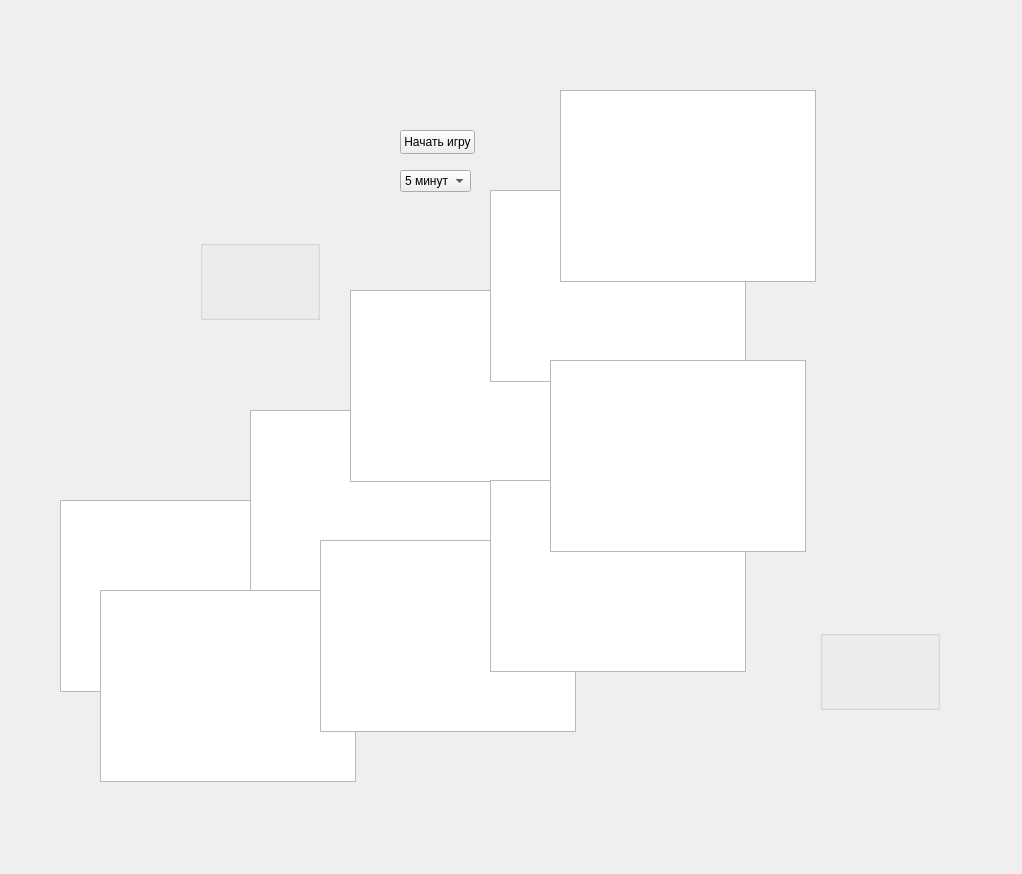
sambarling/Sambarling_corp, file games/hariki_and_tetris.ui: the form before one commit.
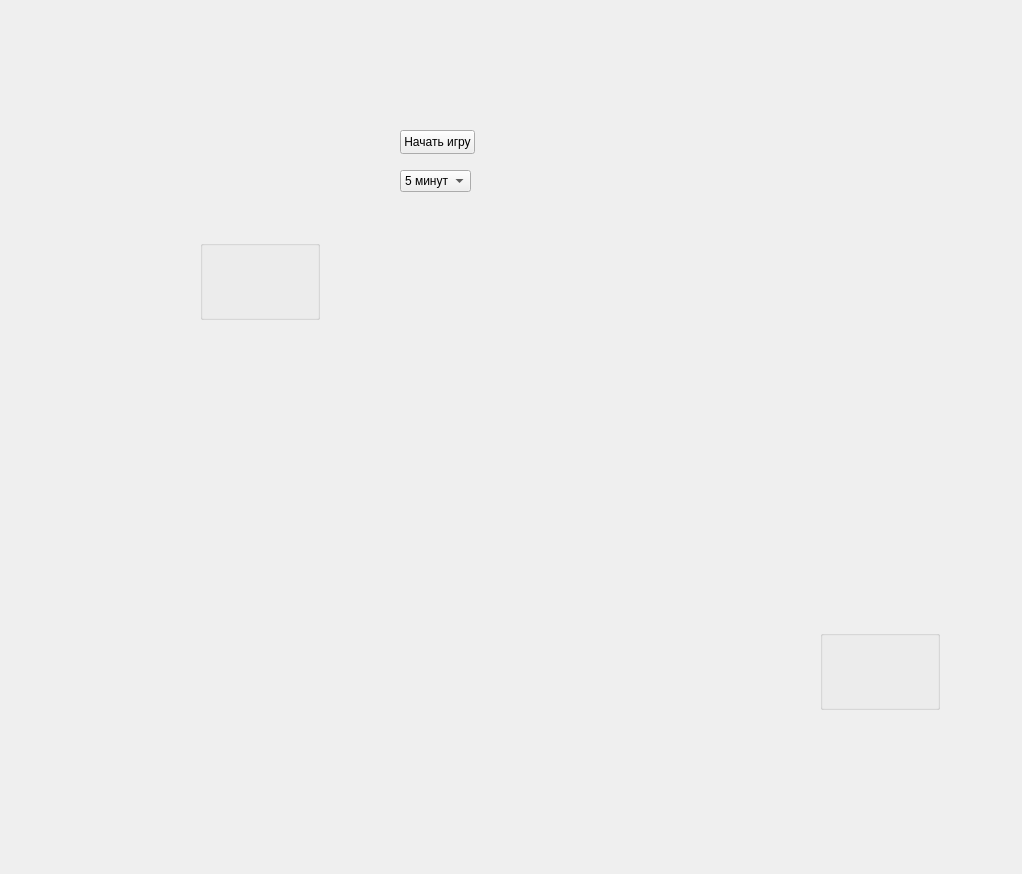
The form after the commit. Icons and pictures are not drawn.

What changed in the file:
```diff
--- a/games/hariki_and_tetris.ui
+++ b/games/hariki_and_tetris.ui
@@ -95,122 +95,148 @@
      </property>
     </item>
    </widget>
-   <widget class="QGraphicsView" name="graphicsView">
+   <widget class="QLabel" name="graphicsView">
     <property name="geometry">
      <rect>
-      <x>60</x>
-      <y>500</y>
-      <width>256</width>
-      <height>192</height>
+      <x>210</x>
+      <y>490</y>
+      <width>49</width>
+      <height>16</height>
      </rect>
     </property>
     <property name="styleSheet">
-     <string notr="true">border-image: url(:/newPrefix/bg.png);
-</string>
-    </property>
-   </widget>
-   <widget class="QGraphicsView" name="graphicsView_2">
-    <property name="geometry">
-     <rect>
-      <x>250</x>
-      <y>410</y>
-      <width>256</width>
-      <height>192</height>
-     </rect>
-    </property>
-    <property name="styleSheet">
      <string notr="true">border-image: url(:/newPrefix/bg.png);</string>
     </property>
-   </widget>
-   <widget class="QGraphicsView" name="graphicsView_3">
-    <property name="geometry">
-     <rect>
-      <x>350</x>
-      <y>290</y>
-      <width>256</width>
-      <height>192</height>
-     </rect>
+    <property name="text">
+     <string/>
     </property>
-    <property name="styleSheet">
-     <string notr="true">border-image: url(:/newPrefix/bg.png);</string>
-    </property>
    </widget>
-   <widget class="QGraphicsView" name="graphicsView_4">
+   <widget class="QLabel" name="graphicsView_2">
     <property name="geometry">
      <rect>
-      <x>490</x>
-      <y>190</y>
-      <width>256</width>
-      <height>192</height>
+      <x>410</x>
+      <y>470</y>
+      <width>49</width>
+      <height>16</height>
      </rect>
     </property>
     <property name="styleSheet">
      <string notr="true">border-image: url(:/newPrefix/bg.png);</string>
     </property>
-   </widget>
-   <widget class="QGraphicsView" name="graphicsView_5">
-    <property name="geometry">
-     <rect>
-      <x>560</x>
-      <y>90</y>
-      <width>256</width>
-      <height>192</height>
-     </rect>
+    <property name="text">
+     <string/>
     </property>
-    <property name="styleSheet">
-     <string notr="true">border-image: url(:/newPrefix/bg.png);</string>
-    </property>
    </widget>
-   <widget class="QGraphicsView" name="graphicsView_6">
+   <widget class="QLabel" name="graphicsView_3">
     <property name="geometry">
      <rect>
-      <x>100</x>
-      <y>590</y>
-      <width>256</width>
-      <height>192</height>
-     </rect>
-    </property>
-    <property name="styleSheet">
-     <string notr="true">border-image: url(:/newPrefix/bg.png);</string>
-    </property>
-   </widget>
-   <widget class="QGraphicsView" name="graphicsView_7">
-    <property name="geometry">
-     <rect>
-      <x>320</x>
-      <y>540</y>
-      <width>256</width>
-      <height>192</height>
-     </rect>
-    </property>
-    <property name="styleSheet">
-     <string notr="true">border-image: url(:/newPrefix/bg.png);</string>
-    </property>
-   </widget>
-   <widget class="QGraphicsView" name="graphicsView_8">
-    <property name="geometry">
-     <rect>
-      <x>490</x>
+      <x>510</x>
       <y>480</y>
-      <width>256</width>
-      <height>192</height>
+      <width>49</width>
+      <height>16</height>
      </rect>
     </property>
     <property name="styleSheet">
      <string notr="true">border-image: url(:/newPrefix/bg.png);</string>
     </property>
+    <property name="text">
+     <string/>
+    </property>
    </widget>
-   <widget class="QGraphicsView" name="graphicsView_9">
+   <widget class="QLabel" name="graphicsView_4">
     <property name="geometry">
      <rect>
-      <x>550</x>
-      <y>360</y>
-      <width>256</width>
-      <height>192</height>
+      <x>240</x>
+      <y>540</y>
+      <width>49</width>
+      <height>16</height>
      </rect>
     </property>
     <property name="styleSheet">
      <string notr="true">border-image: url(:/newPrefix/bg.png);</string>
+    </property>
+    <property name="text">
+     <string/>
+    </property>
+   </widget>
+   <widget class="QLabel" name="graphicsView_5">
+    <property name="geometry">
+     <rect>
+      <x>410</x>
+      <y>530</y>
+      <width>49</width>
+      <height>16</height>
+     </rect>
+    </property>
+    <property name="styleSheet">
+     <string notr="true">border-image: url(:/newPrefix/bg.png);</string>
+    </property>
+    <property name="text">
+     <string/>
+    </property>
+   </widget>
+   <widget class="QLabel" name="graphicsView_6">
+    <property name="geometry">
+     <rect>
+      <x>520</x>
+      <y>540</y>
+      <width>49</width>
+      <height>16</height>
+     </rect>
+    </property>
+    <property name="styleSheet">
+     <string notr="true">border-image: url(:/newPrefix/bg.png);</string>
+    </property>
+    <property name="text">
+     <string/>
+    </property>
+   </widget>
+   <widget class="QLabel" name="graphicsView_7">
+    <property name="geometry">
+     <rect>
+      <x>240</x>
+      <y>590</y>
+      <width>49</width>
+      <height>16</height>
+     </rect>
+    </property>
+    <property name="styleSheet">
+     <string notr="true">border-image: url(:/newPrefix/bg.png);</string>
+    </property>
+    <property name="text">
+     <string/>
+    </property>
+   </widget>
+   <widget class="QLabel" name="graphicsView_8">
+    <property name="geometry">
+     <rect>
+      <x>410</x>
+      <y>590</y>
+      <width>49</width>
+      <height>16</height>
+     </rect>
+    </property>
+    <property name="styleSheet">
+     <string notr="true">border-image: url(:/newPrefix/bg.png);</string>
+    </property>
+    <property name="text">
+     <string/>
+    </property>
+   </widget>
+   <widget class="QLabel" name="label_9">
+    <property name="geometry">
+     <rect>
+      <x>560</x>
+      <y>590</y>
+      <width>49</width>
+      <height>16</height>
+     </rect>
+    </property>
+    <property name="styleSheet">
+     <string notr="true">border-image: url(:/newPrefix/bg.png);</string>
+    </property>
+    <property name="text">
+     <string/>
     </property>
    </widget>
   </widget>
```
